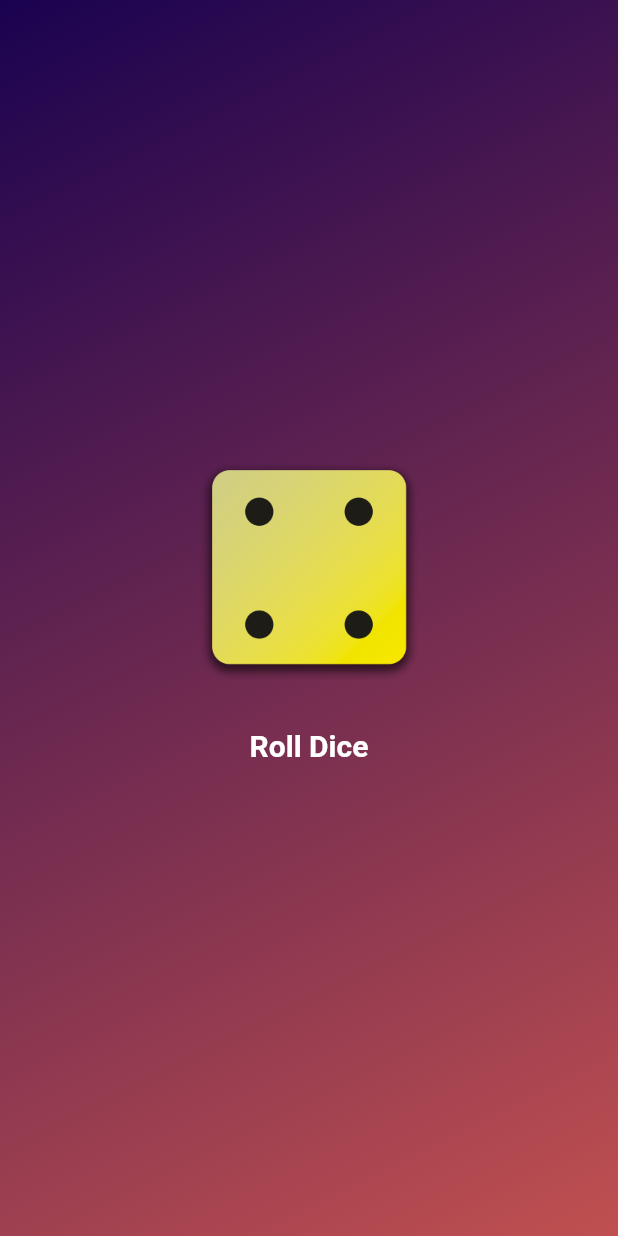
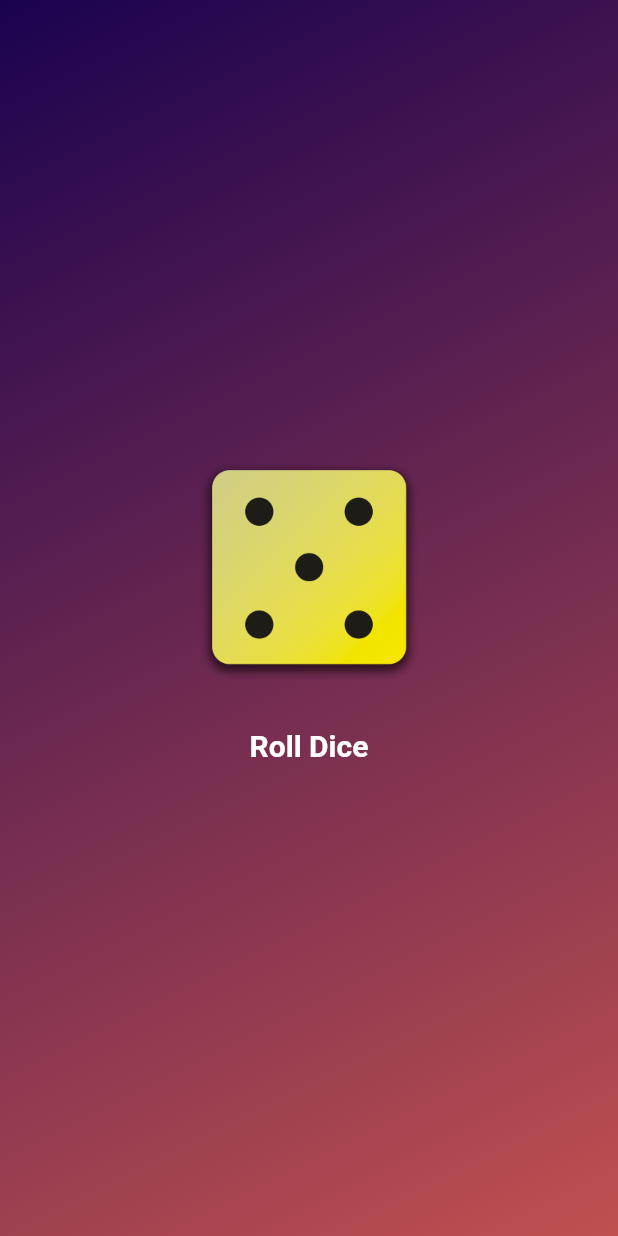
Before and after one commit to IRSAGE/Flutter-Basic-Fundamentals, a Flutter app: the screen it shows after launch, after a tap on "Roll Dice", on a phone screen of 412 x 824 dp. Run offline on Flutter 3.47's test engine with Material 3 defaults, Android fonts, the phone set to English and light mode, and no system bars.

```diff
--- a/lib/dice_roller.dart
+++ b/lib/dice_roller.dart
@@ -1,4 +1,7 @@
+import 'dart:math';
 import 'package:flutter/material.dart';
+
+final randomizer = Random();
 
 class DiceRoller extends StatefulWidget {
   const DiceRoller({super.key});
@@ -9,11 +12,13 @@ class DiceRoller extends StatefulWidget {
 }
 
 class _DiceRollerState extends State<DiceRoller> {
-  var activeDiceImage = "assets/images/dice-2.png";
+  var currentDiceRoll = 1;
 
   void rollDice() {
     setState(() {
-      activeDiceImage = "assets/images/dice-4.png";
+      // Random().nextInt(6); this would give you a number between 0 and 6
+      currentDiceRoll = randomizer.nextInt(6) + 1;
+      // this will give you a number between 1 and 6
     });
   }
 
@@ -23,7 +28,7 @@ class _DiceRollerState extends State<DiceRoller> {
       mainAxisSize: MainAxisSize.min,
       children: [
         Image.asset(
-          activeDiceImage,
+          "assets/images/dice-$currentDiceRoll.png",
           width: 150,
         ),
         const SizedBox(
@@ -33,9 +38,6 @@ class _DiceRollerState extends State<DiceRoller> {
           onPressed: rollDice,
           style: TextButton.styleFrom(
             foregroundColor: Colors.white,
-            // padding: const EdgeInsets.only(
-            //   top: 20,
-            // ),
             textStyle: const TextStyle(
               fontSize: 20,
               fontWeight: FontWeight.bold,
```
